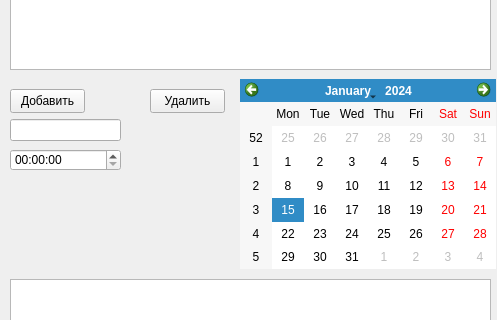
First picture: the form in mainwindow.ui, repository colorpen2010/Todo-list-ui, before the edit; both pictures show x 0 to 497 and y 321 to 641 of the 497 by 722 pixel window.
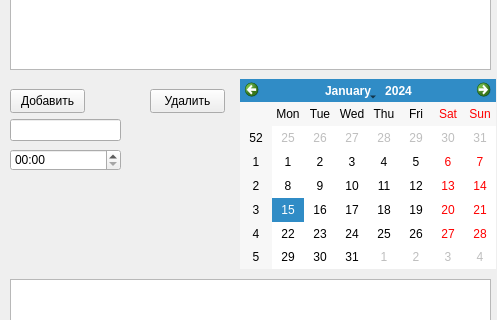
Second picture: the form after the edit.

Patch:
```diff
--- a/mainwindow.ui
+++ b/mainwindow.ui
@@ -81,6 +81,9 @@
       <height>22</height>
      </rect>
     </property>
+    <property name="displayFormat">
+     <string>HH:mm</string>
+    </property>
    </widget>
    <widget class="QTextBrowser" name="event_desc">
     <property name="geometry">
```
Left out of the diff: 4 changed lines with no effect on the pictures.
